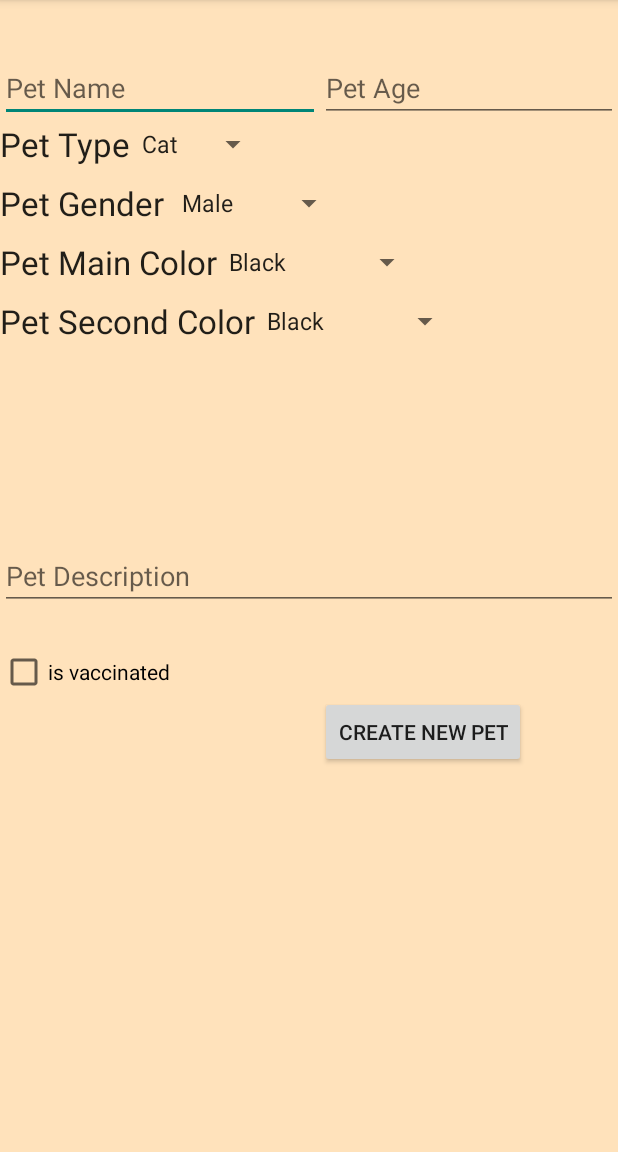
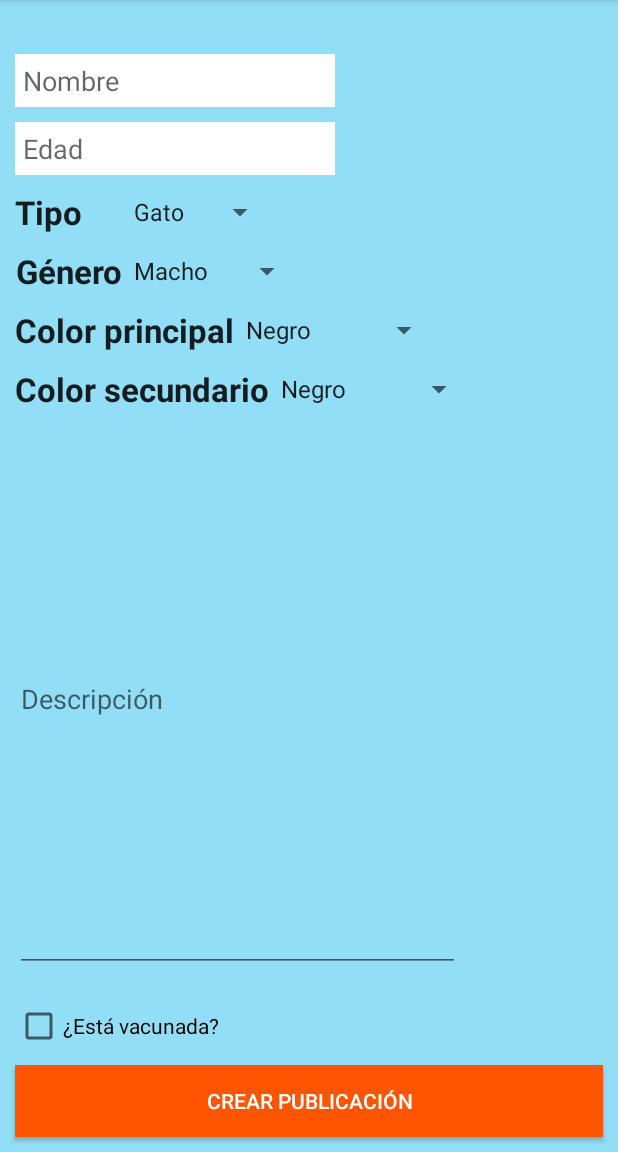
Before and after one commit to GonchuB/pet-adopt, an Android app: the fragment AddPetFragment shown on its own in the app's theme, on a phone screen of 412 x 824 dp, the part 84-1236 px from its top. Run offline under Robolectric (Android 15) with nearby library versions, the phone set to English and light mode, and no system bars; 3 statements that could not run were skipped.

Commit message:
Polished add pet design

```diff
--- a/app/src/main/java/com/fiuba/tdp/petadopt/activities/MainActivity.java
+++ b/app/src/main/java/com/fiuba/tdp/petadopt/activities/MainActivity.java
@@ -1,6 +1,5 @@
 package com.fiuba.tdp.petadopt.activities;
 
-import android.app.FragmentManager;
 import android.support.v7.app.ActionBar;
 import android.support.v4.app.Fragment;
 import android.content.Intent;
@@ -179,12 +178,15 @@ public class MainActivity extends AppCompatActivity implements OnMapReadyCallbac
                     fragment = new SearchFragment();
                     break;
                 case 2:
+                    fragment = new AddPetFragment();
+                    break;
+                case 3:
                     fragment = new MyPetsFragment();
                     break;
-                case 3:
+                case 4:
                     fragment = new SettingsFragment();
                     break;
-                case 4:
+                case 5:
                     goBackToLogin();
                     break;
                 default:
@@ -234,7 +236,7 @@ public class MainActivity extends AppCompatActivity implements OnMapReadyCallbac
 
     public void showAddPetFragment(View view) {
         Fragment fragment = new AddPetFragment();
-        FragmentManager fragmentManager = getFragmentManager();
+        FragmentManager fragmentManager = getSupportFragmentManager();
         fragmentManager.beginTransaction()
                 .replace(R.id.content_frame, fragment).commit();
         setTitle(R.string.new_pet_title);
--- a/app/src/main/java/com/fiuba/tdp/petadopt/fragments/addPet/AddPetFragment.java
+++ b/app/src/main/java/com/fiuba/tdp/petadopt/fragments/addPet/AddPetFragment.java
@@ -7,6 +7,7 @@ import android.view.LayoutInflater;
 import android.view.View;
 import android.view.ViewGroup;
 import android.widget.ArrayAdapter;
+import android.widget.Button;
 import android.widget.Spinner;
 
 import com.fiuba.tdp.petadopt.R;
@@ -31,6 +32,12 @@ public class AddPetFragment extends Fragment {
         populateSpinner(rootView, R.id.pet_main_color, R.array.pet_color_array);
         populateSpinner(rootView, R.id.pet_second_color, R.array.pet_color_array);
 
+        final Button button = (Button) getView().findViewById(R.id.pet_submit);
+        button.setOnClickListener(new View.OnClickListener() {
+            public void onClick(View v) {
+
+            }
+        });
         return rootView;
     }
 
--- a/app/src/main/res/layout/activity_main.xml
+++ b/app/src/main/res/layout/activity_main.xml
@@ -8,18 +8,6 @@
         android:id="@+id/content_frame"
         android:layout_width="match_parent"
         android:layout_height="match_parent" >
-
-        <Button
-            android:background="@drawable/round_button"
-            android:layout_width="50dp"
-            android:layout_height="50dp"
-            android:text="@string/new_pet_button"
-            android:id="@+id/button2"
-            android:onClick="showAddPetFragment"
-            android:layout_gravity="end|bottom"
-            android:layout_marginRight="15dp"
-            android:layout_marginEnd="15dp"
-            android:layout_marginBottom="10dp" />
     </FrameLayout>
     <!-- The navigation drawer -->
     <ListView android:id="@+id/left_drawer"
--- a/app/src/main/res/layout/fragment_add_pet.xml
+++ b/app/src/main/res/layout/fragment_add_pet.xml
@@ -1,148 +1,167 @@
 <?xml version="1.0" encoding="utf-8"?>
 <RelativeLayout xmlns:android="http://schemas.android.com/apk/res/android"
+    android:id="@+id/add_pet_layout"
     android:layout_width="match_parent"
     android:layout_height="match_parent"
-    android:id="@+id/add_pet_layout"
     android:background="@color/background">
 
 
     <EditText
+        android:id="@+id/pet_name"
         android:layout_width="wrap_content"
         android:layout_height="wrap_content"
+        android:layout_marginLeft="10dp"
+        android:layout_marginTop="36dp"
+        android:background="#FFF"
+        android:ems="10"
+        android:hint="@string/new_pet_name_hint"
         android:inputType="textPersonName"
-        android:ems="10"
-        android:id="@+id/pet_name"
-        android:layout_marginTop="36dp"
-        android:hint="@string/new_pet_name_hint" />
+        android:padding="5dp" />
 
     <EditText
+        android:id="@+id/pet_age"
         android:layout_width="wrap_content"
         android:layout_height="wrap_content"
-        android:inputType="number"
+        android:layout_alignLeft="@+id/pet_name"
+        android:layout_alignStart="@+id/pet_name"
+        android:layout_below="@+id/pet_name"
+        android:layout_marginTop="10dp"
+        android:background="#FFF"
         android:ems="10"
-        android:id="@+id/pet_age"
         android:hint="@string/new_pet_age_hint"
-        android:layout_alignTop="@+id/pet_name"
-        android:layout_toRightOf="@+id/pet_name"
-        android:layout_alignParentRight="true"
-        android:layout_alignParentEnd="true" />
+        android:inputType="numberDecimal"
+        android:padding="5dp" />
 
     <TextView
+        android:id="@+id/type_hint"
         android:layout_width="wrap_content"
         android:layout_height="wrap_content"
+        android:layout_alignStart="@+id/pet_age"
+        android:layout_below="@+id/pet_age"
+        android:layout_marginTop="10dp"
+        android:gravity="end"
+        android:text="@string/new_pet_type_hint"
         android:textAppearance="?android:attr/textAppearanceLarge"
-        android:text="@string/new_pet_type_hint"
-        android:id="@+id/type_hint"
-        android:layout_below="@+id/pet_name"
+        android:textStyle="bold" />
+
+    <TextView
+        android:id="@+id/gender_hint"
+        android:layout_width="wrap_content"
+        android:layout_height="wrap_content"
+        android:layout_alignStart="@+id/type_hint"
+        android:layout_below="@+id/type_hint"
+        android:layout_marginTop="10dp"
+        android:gravity="end"
+        android:text="@string/new_pet_gender_hint"
+        android:textAppearance="?android:attr/textAppearanceLarge"
+        android:textStyle="bold" />
+
+    <TextView
+        android:id="@+id/main_color_hint"
+        android:layout_width="wrap_content"
+        android:layout_height="wrap_content"
+        android:layout_alignStart="@id/gender_hint"
+        android:layout_below="@+id/gender_hint"
+        android:layout_marginTop="10dp"
+        android:gravity="end"
+        android:text="@string/new_pet_main_color_hint"
+        android:textAppearance="?android:attr/textAppearanceLarge"
+        android:textStyle="bold" />
+
+    <TextView
+        android:id="@+id/pet_second_color_hint"
+        android:layout_width="wrap_content"
+        android:layout_height="wrap_content"
+        android:layout_alignStart="@id/gender_hint"
+        android:layout_below="@+id/main_color_hint"
+        android:layout_marginTop="10dp"
+        android:gravity="end"
+        android:text="@string/new_pet_second_color_hint"
+        android:textAppearance="?android:attr/textAppearanceLarge"
+        android:textStyle="bold" />
+
+    <Spinner
+        android:id="@+id/pet_type"
+        android:layout_width="wrap_content"
+        android:layout_height="wrap_content"
+        android:layout_alignBottom="@+id/type_hint"
+        android:layout_alignLeft="@+id/pet_gender"
+        android:layout_alignStart="@+id/pet_gender"
+        android:layout_alignTop="@+id/type_hint"
+        android:layout_toEndOf="@+id/type_hint"
+        android:spinnerMode="dropdown" />
+
+    <Spinner
+        android:id="@+id/pet_gender"
+        android:layout_width="wrap_content"
+        android:layout_height="wrap_content"
+        android:layout_alignBottom="@+id/gender_hint"
+        android:layout_alignTop="@+id/gender_hint"
+        android:layout_toEndOf="@+id/gender_hint"
+        android:layout_toRightOf="@+id/gender_hint"
+        android:spinnerMode="dropdown" />
+
+    <Spinner
+        android:id="@+id/pet_main_color"
+        android:layout_width="wrap_content"
+        android:layout_height="wrap_content"
+        android:layout_alignBottom="@+id/main_color_hint"
+        android:layout_alignTop="@+id/main_color_hint"
+        android:layout_toEndOf="@+id/main_color_hint"
+        android:layout_toRightOf="@+id/main_color_hint"
+        android:spinnerMode="dropdown" />
+
+    <Spinner
+        android:id="@+id/pet_second_color"
+        android:layout_width="wrap_content"
+        android:layout_height="wrap_content"
+        android:layout_alignBottom="@+id/pet_second_color_hint"
+        android:layout_alignTop="@+id/pet_second_color_hint"
+        android:layout_toEndOf="@+id/pet_second_color_hint"
+        android:layout_toRightOf="@+id/pet_second_color_hint"
+        android:spinnerMode="dropdown" />
+
+    <EditText
+        android:id="@+id/pet_description"
+        android:layout_width="wrap_content"
+        android:layout_height="fill_parent"
+        android:layout_alignParentLeft="true"
+        android:layout_alignParentStart="false"
+        android:layout_below="@+id/pet_second_color_hint"
+        android:layout_marginTop="10dp"
+        android:layout_above="@+id/pet_vaccinated"
+        android:ems="10"
+        android:hint="@string/new_pet_description_hint"
+        android:inputType="textMultiLine"
+        android:singleLine="true"
+        android:layout_alignRight="@+id/pet_second_color"
+        android:layout_alignEnd="@+id/pet_second_color"
+        android:layout_margin="10dp"/>
+
+    <CheckBox
+        android:id="@+id/pet_vaccinated"
+        android:layout_width="wrap_content"
+        android:layout_height="wrap_content"
         android:layout_alignParentLeft="true"
         android:layout_alignParentStart="true"
-        android:layout_marginBottom="10dp" />
+        android:layout_above="@+id/pet_submit"
+        android:checked="false"
+        android:text="@string/new_pet_vaccinated_hint"
+        android:layout_margin="10dp"/>
 
-    <TextView
-        android:layout_width="wrap_content"
-        android:layout_height="wrap_content"
-        android:textAppearance="?android:attr/textAppearanceLarge"
-        android:text="@string/new_pet_gender_hint"
-        android:id="@+id/gender_hint"
-        android:layout_below="@+id/type_hint"
-        android:layout_alignParentLeft="true"
-        android:layout_alignParentStart="true"
-        android:layout_marginBottom="10dp" />
-
-    <TextView
-        android:layout_width="wrap_content"
-        android:layout_height="wrap_content"
-        android:textAppearance="?android:attr/textAppearanceLarge"
-        android:text="@string/new_pet_main_color_hint"
-        android:id="@+id/main_color_hint"
-        android:layout_below="@+id/gender_hint"
-        android:layout_alignParentLeft="true"
-        android:layout_alignParentStart="true"
-        android:layout_marginBottom="10dp" />
-
-    <Spinner
-        android:layout_width="wrap_content"
-        android:layout_height="wrap_content"
-        android:id="@+id/pet_type"
-        android:spinnerMode="dropdown"
-        android:layout_toRightOf="@+id/type_hint"
-        android:layout_toEndOf="@+id/type_hint"
-        android:layout_alignBottom="@+id/type_hint"
-        android:layout_alignTop="@+id/type_hint" />
-
-    <Spinner
-        android:layout_width="wrap_content"
-        android:layout_height="wrap_content"
-        android:id="@+id/pet_gender"
-        android:layout_toEndOf="@+id/pet_vaccinated"
-        android:layout_alignTop="@+id/gender_hint"
-        android:spinnerMode="dropdown"
-        android:layout_alignBottom="@+id/gender_hint"
-        android:layout_toRightOf="@+id/pet_vaccinated" />
-
-    <Spinner
-        android:layout_width="wrap_content"
-        android:layout_height="wrap_content"
-        android:id="@+id/pet_main_color"
-        android:layout_toEndOf="@+id/main_color_hint"
-        android:spinnerMode="dropdown"
-        android:layout_alignBottom="@+id/main_color_hint"
-        android:layout_below="@+id/gender_hint"
-        android:layout_toRightOf="@+id/main_color_hint" />
-
-    <TextView
-        android:layout_width="wrap_content"
-        android:layout_height="wrap_content"
-        android:textAppearance="?android:attr/textAppearanceLarge"
-        android:text="@string/new_pet_second_color_hint"
-        android:id="@+id/pet_second_color_hint"
-        android:layout_below="@+id/main_color_hint"
-        android:layout_alignParentLeft="true"
-        android:layout_alignParentStart="true"
-        android:layout_marginBottom="10dp" />
-
-    <Spinner
-        android:layout_width="wrap_content"
-        android:layout_height="wrap_content"
-        android:id="@+id/pet_second_color"
-        android:spinnerMode="dropdown"
-        android:layout_toRightOf="@+id/pet_second_color_hint"
-        android:layout_toEndOf="@+id/pet_second_color_hint"
-        android:layout_alignBottom="@+id/pet_second_color_hint"
-        android:layout_alignTop="@+id/pet_second_color_hint" />
-
-    <EditText
-        android:layout_width="wrap_content"
-        android:layout_height="wrap_content"
-        android:inputType="textMultiLine"
-        android:ems="10"
-        android:id="@+id/pet_description"
-        android:layout_centerVertical="true"
-        android:layout_alignParentLeft="true"
-        android:layout_alignParentStart="true"
-        android:hint="@string/new_pet_description_hint"
-        android:layout_alignParentRight="true"
-        android:layout_alignParentEnd="true"
-        android:singleLine="true" />
-
-    <CheckBox
-        android:layout_width="wrap_content"
-        android:layout_height="wrap_content"
-        android:text="@string/new_pet_vaccinated_hint"
-        android:id="@+id/pet_vaccinated"
-        android:layout_marginTop="25dp"
-        android:checked="false"
-        android:layout_below="@+id/pet_description"
-        android:layout_alignParentLeft="true"
-        android:layout_alignParentStart="true" />
 
     <Button
-        android:layout_width="wrap_content"
+        android:id="@+id/pet_submit"
+        android:layout_width="fill_parent"
         android:layout_height="wrap_content"
-        android:id="@+id/pet_submit"
+        android:layout_alignParentBottom="true"
+        android:layout_alignParentEnd="true"
+        android:layout_marginLeft="10dp"
+        android:layout_marginRight="10dp"
+        android:layout_marginBottom="10dp"
         android:text="@string/new_pet_submit"
-        android:layout_below="@+id/pet_vaccinated"
-        android:layout_toRightOf="@+id/pet_name"
-        android:layout_toEndOf="@+id/pet_name" />
+        android:textColor="#FFF"
+        android:background="@color/submit_button"
+        android:onClick="createPublication"/>
 
 </RelativeLayout>
--- a/app/src/main/res/values/add_pet_resources.xml
+++ b/app/src/main/res/values/add_pet_resources.xml
@@ -1,23 +1,23 @@
 <?xml version="1.0" encoding="utf-8"?>
 <resources>
     <string-array name="pet_type_array">
-        <item>Cat</item>
-        <item>Dog</item>
+        <item>Gato</item>
+        <item>Perro</item>
     </string-array>
     <string-array name="pet_gender_array">
-        <item>Male</item>
-        <item>Female</item>
+        <item>Macho</item>
+        <item>Hembra</item>
     </string-array>
     <string-array name="pet_color_array">
-        <item>Black</item>
-        <item>Gray</item>
-        <item>Brown</item>
+        <item>Negro</item>
+        <item>Gris</item>
+        <item>Marrón</item>
         <item>Chocolate</item>
-        <item>Red</item>
-        <item>Gold</item>
-        <item>Yellow</item>
-        <item>Cream</item>
-        <item>Silver</item>
-        <item>White</item>
+        <item>Rojizo</item>
+        <item>Dorado</item>
+        <item>Amarillo</item>
+        <item>Crema</item>
+        <item>Plateado</item>
+        <item>Blanco</item>
     </string-array>
 </resources>
--- a/app/src/main/res/values/drawer_option_array.xml
+++ b/app/src/main/res/values/drawer_option_array.xml
@@ -1,10 +1,11 @@
 <?xml version="1.0" encoding="utf-8"?>
 <resources>
     <string-array name="drawer_option_array">
-        <item>Matches</item>
-        <item>Search</item>
-        <item>My pets</item>
-        <item>Settings</item>
+        <item>Home</item>
+        <item>Buscar</item>
+        <item>Agregar una mascota</item>
+        <item>Mis Mascotas</item>
+        <item>Configuración</item>
         <item>Logout</item>
     </string-array>
 </resources>
--- a/app/src/main/res/values/strings.xml
+++ b/app/src/main/res/values/strings.xml
@@ -3,30 +3,29 @@
     <string name="app_id">1599819030268203</string>
 
     <string name="hello_world">Hello world!</string>
-    <string name="action_settings">Settings</string>
-    <string name="title_activity_adoption_search">Adoption Search</string>
+    <string name="action_settings">Configuración</string>
+    <string name="title_activity_adoption_search">Búsqueda adopción</string>
 
-    <string name="edit_message">Edit me</string>
-    <string name="button_send">Send</string>
-    <string name="login_message">Please login</string>
-    <string name="drawer_open">Open</string>
-    <string name="drawer_close">Closed</string>
-    <string name="exit_toast">Press Back again to Exit.</string>
+    <string name="edit_message">Editame</string>
+    <string name="button_send">Enviar</string>
+    <string name="login_message">Por favor, logueate</string>
+    <string name="drawer_open">Abierto</string>
+    <string name="drawer_close">Cerrado</string>
+    <string name="exit_toast">Presiona atrás de nuevo para salir</string>
 
-    <string name="new_pet_button">Add Pet</string>
-    <string name="new_pet_title">Add a new pet!</string>
-    <string name="new_pet_name_hint">Pet Name</string>
-    <string name="new_pet_type_hint">Pet Type</string>
-    <string name="new_pet_age_hint">Pet Age</string>
-    <string name="new_pet_gender_hint">Pet Gender</string>
-    <string name="new_pet_main_color_hint">Pet Main Color</string>
-    <string name="new_pet_second_color_hint">Pet Second Color</string>
-    <string name="new_pet_description_hint">Pet Description</string>
-    <string name="new_pet_vaccinated_hint">is vaccinated</string>
-    <string name="new_pet_submit">Create New Pet</string>
-    <string name="new_pet_title">Add a pet!</string>
+    <string name="new_pet_button">Agregar mascota</string>
+    <string name="new_pet_title">Agregá una mascota nueva!</string>
+    <string name="new_pet_name_hint">Nombre</string>
+    <string name="new_pet_type_hint">Tipo</string>
+    <string name="new_pet_age_hint">Edad</string>
+    <string name="new_pet_gender_hint">Género</string>
+    <string name="new_pet_main_color_hint">Color principal</string>
+    <string name="new_pet_second_color_hint">Color secundario</string>
+    <string name="new_pet_description_hint">Descripción</string>
+    <string name="new_pet_vaccinated_hint">¿Está vacunada?</string>
+    <string name="new_pet_submit">Crear publicación</string>
 
 <!-- TODO: Remove or change this placeholder text -->
     <string name="hello_blank_fragment">Hello blank fragment</string>
-    <string name="center_pin">Center pin</string>
+    <string name="center_pin">Centrar pin</string>
 </resources>
--- a/app/src/main/res/values/styles.xml
+++ b/app/src/main/res/values/styles.xml
@@ -7,6 +7,7 @@
 
     <color name="main_orange">#ffa500</color>
     <color name="hover_orange">#ff8607</color>
-    <color name="background">#ffe2bb</color>
+    <color name="background">#92DEF7</color>
+    <color name="submit_button">#FF5500</color>
 
 </resources>
```
